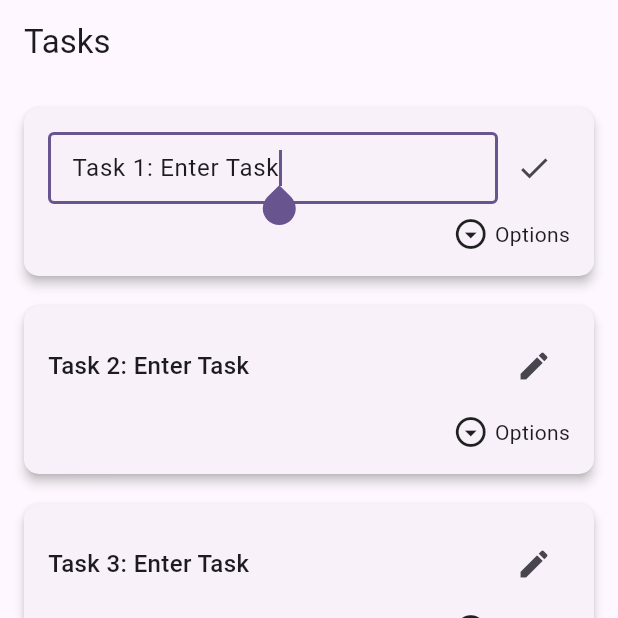
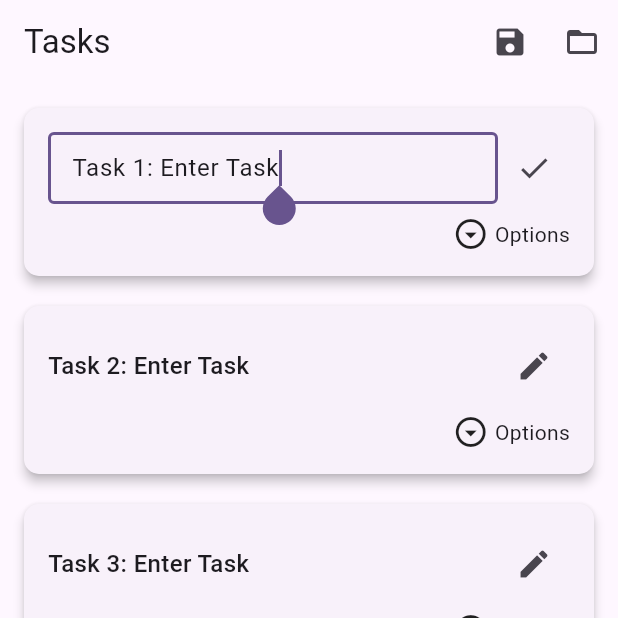
Before and after one commit to sterlingt24/Task-Manager-Dart, a Flutter app: the screen it shows after launch, after a tap on the "edit" icon, on a phone screen of 412 x 824 dp, the top half of it. Run offline on Flutter 3.47's test engine with Material 3 defaults, Android fonts, the phone set to English and light mode, and no system bars.

Commit message:
Saving local to file with auto open

```diff
--- a/lib/main.dart
+++ b/lib/main.dart
@@ -4,6 +4,9 @@
 import 'package:flutter/material.dart';
 import 'model.dart';
 import 'widgets.dart';
+import 'dart:convert';
+import 'dart:io';
+import 'package:path_provider/path_provider.dart';
 
 void main() {
   runApp(const MyApp());
@@ -47,7 +50,9 @@ class _MainPageState extends State<MainPage> {
   }
 
   void _completeTask(int index) {
-    print("Task Completed: ${tasks[index].title}"); //fix for future, currently just for logging
+    print(
+      "Task Completed: ${tasks[index].title}",
+    ); //fix for future, currently just for logging
     setState(() {
       tasks.removeAt(index);
     });
@@ -66,9 +71,89 @@ class _MainPageState extends State<MainPage> {
   }
 
   @override
+  void initState() {
+    super.initState();
+    loadTasks(); // Load saved tasks on startup
+}
+
+
+  // Get the local file path
+  Future<String> get _localPath async {
+    final directory = await getApplicationDocumentsDirectory();
+    return directory.path;
+  }
+
+  // Get the file where we save tasks
+  Future<File> get _localFile async {
+    final path = await _localPath;
+    return File('$path/tasks.json');
+  }
+
+  // Save tasks to a local file
+  Future<void> saveTasks() async {
+    final file = await _localFile;
+    List<Map<String, dynamic>> taskData =
+        tasks
+            .map(
+              (task) => {'title': task.title, 'isCompleted': task.isCompleted},
+            )
+            .toList();
+    await file.writeAsString(jsonEncode(taskData));
+  }
+
+  // Load tasks from a local file
+  Future<void> loadTasks() async {
+    try {
+      final file = await _localFile;
+      if (await file.exists()) {
+        String contents = await file.readAsString();
+        List<dynamic> jsonData = jsonDecode(contents);
+        setState(() {
+          tasks =
+              jsonData
+                  .map(
+                    (task) => Task(
+                      title: task['title'],
+                      isCompleted: task['isCompleted'] ?? false,
+                    ),
+                  )
+                  .toList();
+        });
+      }
+    } catch (e) {
+      print("Error loading tasks: $e");
+    }
+  }
+
+  @override
   Widget build(BuildContext context) {
     return Scaffold(
-      appBar: AppBar(title: Text(widget.title)),
+      appBar: AppBar(
+        title: Text(widget.title),
+        actions: [
+          IconButton(
+            icon: const Icon(Icons.save),
+            tooltip: 'Save Tasks',
+            onPressed: () async {
+              await saveTasks();
+              ScaffoldMessenger.of(
+                context,
+              ).showSnackBar(const SnackBar(content: Text('Tasks Saved!')));
+            },
+          ),
+          IconButton(
+            icon: const Icon(Icons.folder_open),
+            tooltip: 'Load Tasks',
+            onPressed: () async {
+              await loadTasks();
+              ScaffoldMessenger.of(
+                context,
+              ).showSnackBar(const SnackBar(content: Text('Tasks Loaded!')));
+            },
+          ),
+        ],
+      ),
+
       body: ListView.builder(
         padding: const EdgeInsets.all(16),
         itemCount: tasks.length,
--- a/pubspec.yaml
+++ b/pubspec.yaml
@@ -30,6 +30,8 @@ environment:
 dependencies:
   flutter:
     sdk: flutter
+  path_provider: ^2.0.14
+
 
   # The following adds the Cupertino Icons font to your application.
   # Use with the CupertinoIcons class for iOS style icons.
@@ -45,6 +47,7 @@ dev_dependencies:
   # package. See that file for information about deactivating specific lint
   # rules and activating additional ones.
   flutter_lints: ^5.0.0
+
 
 # For information on the generic Dart part of this file, see the
 # following page: https://dart.dev/tools/pub/pubspec
```
Also changed, not shown: pubspec.lock, 1 other file.
